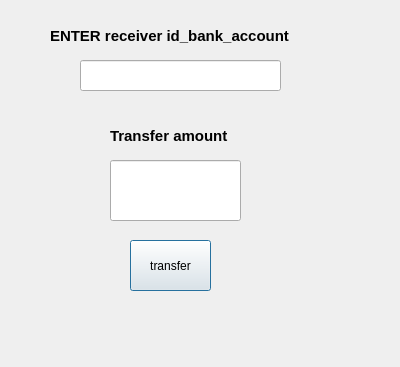
banksimul2022/group6, file Pankkiautomaatti/transfer.ui: the form before one commit.
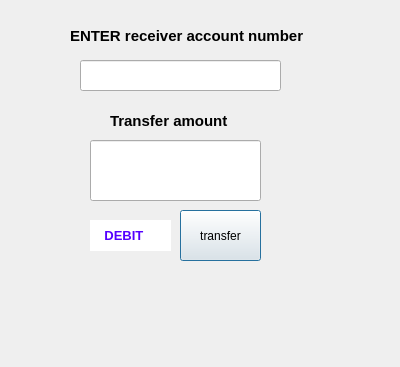
The form after the commit.

What changed in the file:
```diff
--- a/Pankkiautomaatti/transfer.ui
+++ b/Pankkiautomaatti/transfer.ui
@@ -16,8 +16,8 @@
   <widget class="QPushButton" name="btn_transfer">
    <property name="geometry">
     <rect>
-     <x>130</x>
-     <y>240</y>
+     <x>180</x>
+     <y>210</y>
      <width>81</width>
      <height>51</height>
     </rect>
@@ -39,7 +39,7 @@
   <widget class="QLabel" name="label">
    <property name="geometry">
     <rect>
-     <x>50</x>
+     <x>70</x>
      <y>0</y>
      <width>351</width>
      <height>71</height>
@@ -52,7 +52,7 @@
     </font>
    </property>
    <property name="text">
-    <string>ENTER receiver id_bank_account</string>
+    <string>ENTER receiver account number</string>
    </property>
   </widget>
   <widget class="QLabel" name="label_2">
@@ -61,7 +61,7 @@
      <x>110</x>
      <y>100</y>
      <width>141</width>
-     <height>71</height>
+     <height>41</height>
     </rect>
    </property>
    <property name="font">
@@ -77,11 +77,62 @@
   <widget class="QLineEdit" name="le_transferAmount">
    <property name="geometry">
     <rect>
-     <x>110</x>
-     <y>160</y>
-     <width>131</width>
+     <x>90</x>
+     <y>140</y>
+     <width>171</width>
      <height>61</height>
     </rect>
+   </property>
+   <property name="font">
+    <font>
+     <pointsize>10</pointsize>
+     <bold>true</bold>
+    </font>
+   </property>
+  </widget>
+  <widget class="QLabel" name="label_warning_transfer">
+   <property name="geometry">
+    <rect>
+     <x>60</x>
+     <y>270</y>
+     <width>271</width>
+     <height>81</height>
+    </rect>
+   </property>
+   <property name="font">
+    <font>
+     <pointsize>14</pointsize>
+     <bold>true</bold>
+    </font>
+   </property>
+   <property name="styleSheet">
+    <string notr="true">color: rgb(255, 0, 0)</string>
+   </property>
+   <property name="text">
+    <string/>
+   </property>
+  </widget>
+  <widget class="QLabel" name="label_cardMode">
+   <property name="geometry">
+    <rect>
+     <x>90</x>
+     <y>220</y>
+     <width>81</width>
+     <height>31</height>
+    </rect>
+   </property>
+   <property name="font">
+    <font>
+     <pointsize>10</pointsize>
+     <bold>true</bold>
+    </font>
+   </property>
+   <property name="styleSheet">
+    <string notr="true">color:rgb(85, 0, 255);
+background-color: rgb(255, 255, 255);</string>
+   </property>
+   <property name="text">
+    <string>    DEBIT</string>
    </property>
   </widget>
  </widget>
```
Left out of the diff: 6 changed lines with no effect on the pictures.
